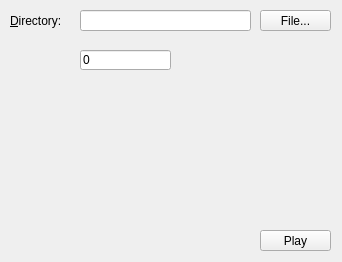
Qt form src/musicplayer.ui (FrozenTune/MusicPlayer) before a commit.
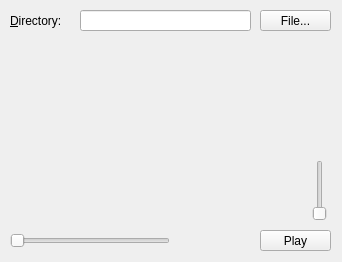
The same form after that commit.

```diff
--- a/src/musicplayer.ui
+++ b/src/musicplayer.ui
@@ -55,25 +55,6 @@
     <string>Play</string>
    </property>
   </widget>
-  <widget class="QLineEdit" name="volumeEdit">
-   <property name="enabled">
-    <bool>true</bool>
-   </property>
-   <property name="geometry">
-    <rect>
-     <x>80</x>
-     <y>50</y>
-     <width>91</width>
-     <height>20</height>
-    </rect>
-   </property>
-   <property name="text">
-    <string>0</string>
-   </property>
-   <property name="readOnly">
-    <bool>false</bool>
-   </property>
-  </widget>
   <widget class="QPushButton" name="selectLocalMusicBtn">
    <property name="geometry">
     <rect>
@@ -87,6 +68,45 @@
     <string>File...</string>
    </property>
   </widget>
+  <widget class="QSlider" name="playProgress_Slider">
+   <property name="geometry">
+    <rect>
+     <x>10</x>
+     <y>230</y>
+     <width>160</width>
+     <height>22</height>
+    </rect>
+   </property>
+   <property name="orientation">
+    <enum>Qt::Horizontal</enum>
+   </property>
+  </widget>
+  <widget class="QLabel" name="durationLabel">
+   <property name="geometry">
+    <rect>
+     <x>180</x>
+     <y>230</y>
+     <width>71</width>
+     <height>21</height>
+    </rect>
+   </property>
+   <property name="text">
+    <string/>
+   </property>
+  </widget>
+  <widget class="QSlider" name="playVolume_Slider">
+   <property name="geometry">
+    <rect>
+     <x>310</x>
+     <y>160</y>
+     <width>20</width>
+     <height>61</height>
+    </rect>
+   </property>
+   <property name="orientation">
+    <enum>Qt::Vertical</enum>
+   </property>
+  </widget>
  </widget>
  <layoutdefault spacing="6" margin="11"/>
  <resources/>
```
